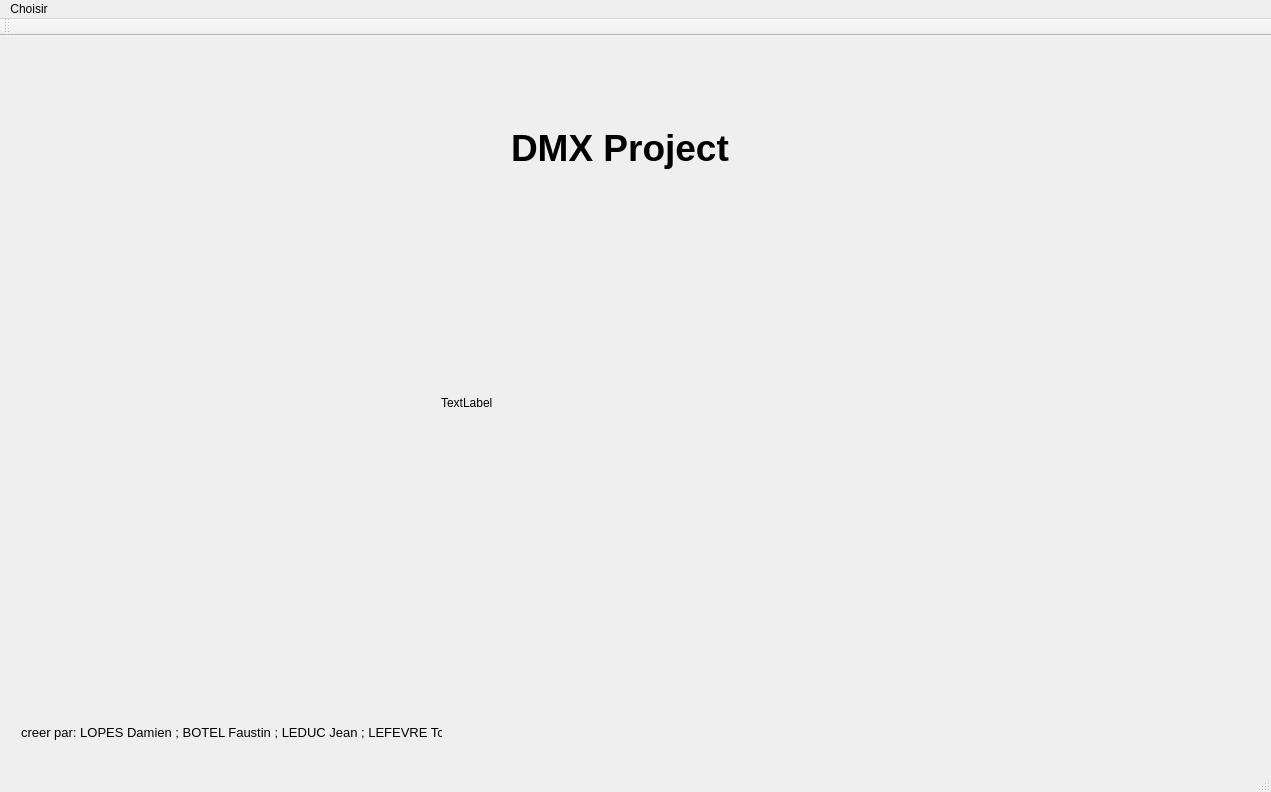
The window that IHMC++/DMXProject/DMXProject.ui (fbotel17/DMXProject) describes before a commit, drawn with Qt 5.
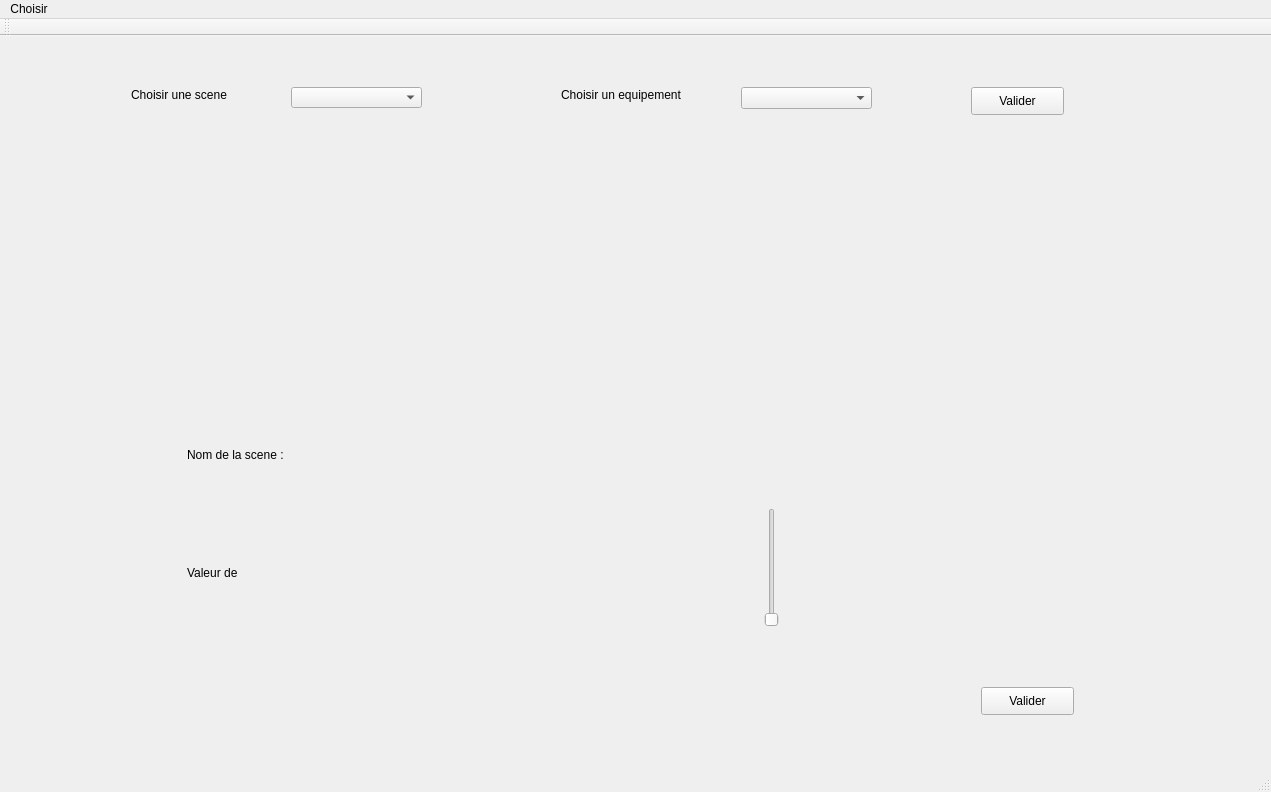
The same window after the commit.

What changed in the file:
```diff
--- a/IHMC++/DMXProject/DMXProject.ui
+++ b/IHMC++/DMXProject/DMXProject.ui
@@ -18,7 +18,7 @@
     <item>
      <widget class="QStackedWidget" name="stackedWidget">
       <property name="currentIndex">
-       <number>7</number>
+       <number>8</number>
       </property>
       <widget class="QWidget" name="page_3">
        <widget class="QWidget" name="formLayoutWidget">
@@ -443,6 +443,154 @@
         </property>
        </widget>
       </widget>
+      <widget class="QWidget" name="page_9">
+       <widget class="QLabel" name="valeurLabel">
+        <property name="geometry">
+         <rect>
+          <x>176</x>
+          <y>500</y>
+          <width>71</width>
+          <height>51</height>
+         </rect>
+        </property>
+        <property name="text">
+         <string>Valeur de </string>
+        </property>
+       </widget>
+       <widget class="QLabel" name="nomSceneLabel">
+        <property name="geometry">
+         <rect>
+          <x>176</x>
+          <y>400</y>
+          <width>111</width>
+          <height>16</height>
+         </rect>
+        </property>
+        <property name="text">
+         <string>Nom de la scene :</string>
+        </property>
+       </widget>
+       <widget class="QLabel" name="nomSceneAfficheLabel">
+        <property name="geometry">
+         <rect>
+          <x>290</x>
+          <y>400</y>
+          <width>151</width>
+          <height>20</height>
+         </rect>
+        </property>
+        <property name="text">
+         <string/>
+        </property>
+       </widget>
+       <widget class="QLabel" name="valeurAfficheLabel">
+        <property name="geometry">
+         <rect>
+          <x>256</x>
+          <y>520</y>
+          <width>121</width>
+          <height>16</height>
+         </rect>
+        </property>
+        <property name="text">
+         <string/>
+        </property>
+       </widget>
+       <widget class="QPushButton" name="validateCanalButton">
+        <property name="geometry">
+         <rect>
+          <x>970</x>
+          <y>640</y>
+          <width>93</width>
+          <height>28</height>
+         </rect>
+        </property>
+        <property name="text">
+         <string>Valider</string>
+        </property>
+       </widget>
+       <widget class="QLabel" name="sceneLabel">
+        <property name="geometry">
+         <rect>
+          <x>120</x>
+          <y>40</y>
+          <width>111</width>
+          <height>16</height>
+         </rect>
+        </property>
+        <property name="text">
+         <string>Choisir une scene</string>
+        </property>
+       </widget>
+       <widget class="QComboBox" name="SceneComboBox">
+        <property name="geometry">
+         <rect>
+          <x>280</x>
+          <y>40</y>
+          <width>131</width>
+          <height>21</height>
+         </rect>
+        </property>
+       </widget>
+       <widget class="QLabel" name="equipLabel">
+        <property name="geometry">
+         <rect>
+          <x>550</x>
+          <y>40</y>
+          <width>141</width>
+          <height>16</height>
+         </rect>
+        </property>
+        <property name="text">
+         <string>Choisir un equipement</string>
+        </property>
+       </widget>
+       <widget class="QComboBox" name="EquipComboBox">
+        <property name="geometry">
+         <rect>
+          <x>730</x>
+          <y>40</y>
+          <width>131</width>
+          <height>22</height>
+         </rect>
+        </property>
+       </widget>
+       <widget class="QPushButton" name="ValidSceneEquipButton">
+        <property name="geometry">
+         <rect>
+          <x>960</x>
+          <y>40</y>
+          <width>93</width>
+          <height>28</height>
+         </rect>
+        </property>
+        <property name="text">
+         <string>Valider</string>
+        </property>
+       </widget>
+       <widget class="QWidget" name="horizontalLayoutWidget_3">
+        <property name="geometry">
+         <rect>
+          <x>410</x>
+          <y>450</y>
+          <width>701</width>
+          <height>141</height>
+         </rect>
+        </property>
+        <layout class="QHBoxLayout" name="horizontalLayoutSlideBar">
+         <item>
+          <widget class="QSlider" name="verticalSlider">
+           <property name="maximum">
+            <number>255</number>
+           </property>
+           <property name="orientation">
+            <enum>Qt::Vertical</enum>
+           </property>
+          </widget>
+         </item>
+        </layout>
+       </widget>
+      </widget>
      </widget>
     </item>
    </layout>
```
Left out of the diff: 8 changed lines with no effect on the pictures.
